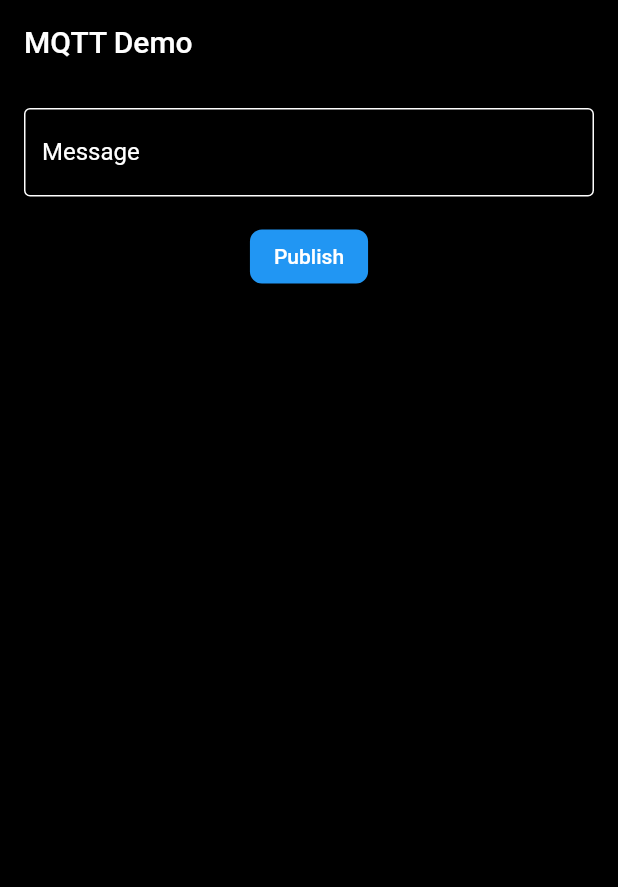
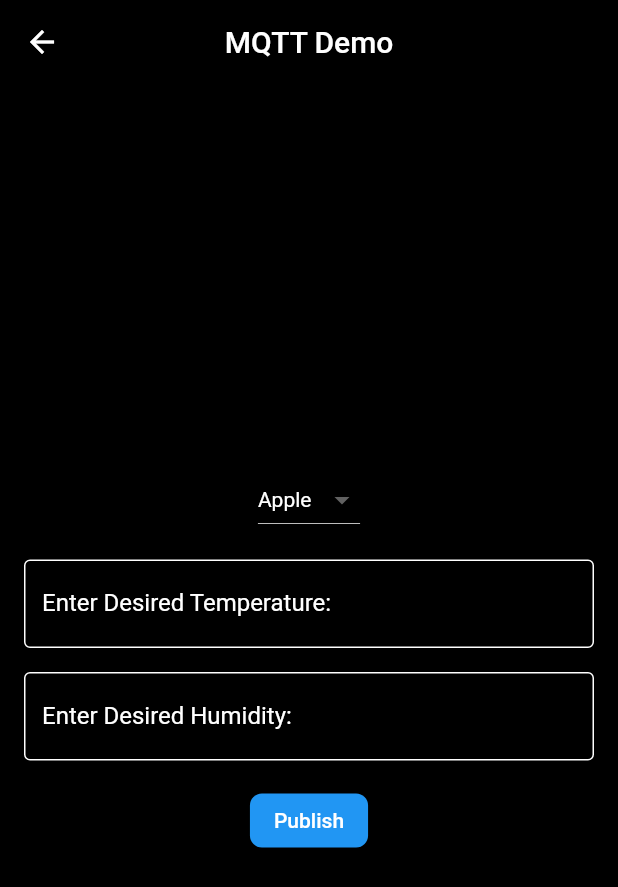
Before and after one commit to Churanta/Flutter-Ble-and-MQTT, a Flutter app: the MQTTPage screen opened directly, on a phone screen of 412 x 824 dp. Shown: the top 887 px of the screen. Run offline on Flutter 3.47's test engine with Material 2 defaults, Android fonts, the phone set to English and light mode, and no system bars; our stand-ins replace flutter_blue, flutter_spinbox, fluttertoast, lottie, pinput, shared_preferences; missing offline and left inert: mqtt_client; accounts and stored records are empty.

Commit message:
first commit

```diff
--- a/lib/BluetoothPage.dart
+++ b/lib/BluetoothPage.dart
@@ -123,13 +123,17 @@ class _BluetoothPageState extends State<BluetoothPage> {
                       value: value,
                       child: Text(
                         value,
-                        style: TextStyle(color: Colors.white),
+                        style: TextStyle(
+                          color: Colors.white, // Set text color to white
+                        ),
                       ),
                     );
                   }).toList(),
-                  style: TextStyle(color: Colors.white),
+                  style: TextStyle(
+                    color: Colors.white, // Set dropdown text color to white
+                  ),
                   dropdownColor:
-                      Colors.black, // Set dropdown menu color to black
+                      Colors.black, // Set dropdown background color to black
                 ),
                 SizedBox(height: 16.0),
                 TextField(
--- a/lib/MQTTPage.dart
+++ b/lib/MQTTPage.dart
@@ -9,6 +9,7 @@ class MQTTPage extends StatefulWidget {
 class _MQTTPageState extends State<MQTTPage> {
   final TextEditingController _messageController = TextEditingController();
   mqtt.MqttClient? client;
+  String selectedFruit = 'Apple';
 
   @override
   void initState() {
@@ -56,17 +57,70 @@ class _MQTTPageState extends State<MQTTPage> {
       appBar: AppBar(
         title: Text('MQTT Demo'),
         backgroundColor: Colors.black,
+        centerTitle: true,
+        leading: IconButton(
+          icon: Icon(Icons.arrow_back),
+          onPressed: () {
+            Navigator.pop(context);
+          },
+        ),
       ),
       backgroundColor: Colors.black,
-      body: Padding(
+      body: Center(
+        child: Padding(
           padding: const EdgeInsets.all(16.0),
           child: Column(
+            mainAxisAlignment: MainAxisAlignment.center,
             children: <Widget>[
+              DropdownButton<String>(
+                value: selectedFruit,
+                onChanged: (String? newValue) {
+                  setState(() {
+                    selectedFruit = newValue!;
+                  });
+                },
+                items: <String>[
+                  'Apple',
+                  'Guava',
+                  'Chilli',
+                  'Grapes',
+                ].map<DropdownMenuItem<String>>((String value) {
+                  return DropdownMenuItem<String>(
+                    value: value,
+                    child: Text(
+                      value,
+                      style: TextStyle(
+                        color: Colors.white,
+                      ),
+                    ),
+                  );
+                }).toList(),
+                style: TextStyle(
+                  color: Colors.white,
+                ),
+                dropdownColor: Colors.black,
+              ),
+              SizedBox(height: 16.0),
               TextField(
                 controller: _messageController,
                 style: TextStyle(color: Colors.white),
                 decoration: InputDecoration(
-                labelText: 'Message',
+                  labelText: 'Enter Desired Temperature:',
+                  labelStyle: TextStyle(color: Colors.white),
+                  enabledBorder: OutlineInputBorder(
+                    borderSide: BorderSide(color: Colors.white),
+                  ),
+                  focusedBorder: OutlineInputBorder(
+                    borderSide: BorderSide(color: Colors.white),
+                  ),
+                ),
+              ),
+              SizedBox(height: 16.0),
+              TextField(
+                controller: _messageController,
+                style: TextStyle(color: Colors.white),
+                decoration: InputDecoration(
+                  labelText: 'Enter Desired Humidity:',
                   labelStyle: TextStyle(color: Colors.white),
                   enabledBorder: OutlineInputBorder(
                     borderSide: BorderSide(color: Colors.white),
@@ -94,6 +148,7 @@ class _MQTTPageState extends State<MQTTPage> {
             ],
           ),
         ),
+      ),
     );
   }
 
```
Lines whose indentation alone changed are shown as unchanged.
